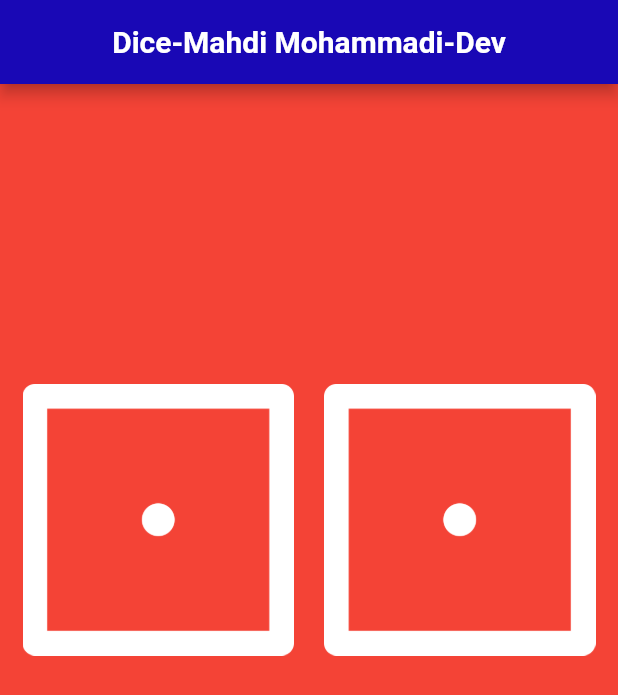
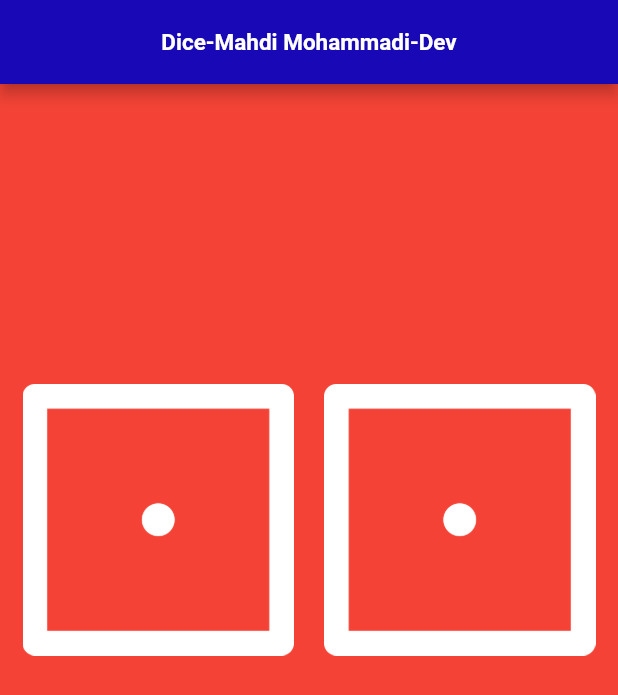
Before and after one commit to MahdiMohammadi-dev/Random_Dice, a Flutter app: the screen it shows after launch, on a phone screen of 412 x 824 dp. Shown: the top 695 px of the screen. Run offline on Flutter 3.47's test engine with Material 2 defaults, Android fonts, the phone set to English and light mode, and no system bars.

Commit message:
change the app bar text size

```diff
--- a/lib/main.dart
+++ b/lib/main.dart
@@ -25,7 +25,7 @@ class _MyStateFulWidgetState extends State<MyStateFulWidget> {
             title: const Center(
               child: Text(
                 "Dice-Mahdi Mohammadi-Dev",
-                style: TextStyle(fontWeight: FontWeight.w700),
+                style: TextStyle(fontWeight: FontWeight.w700,fontSize:15),
               ),
             ),
           ),
```
